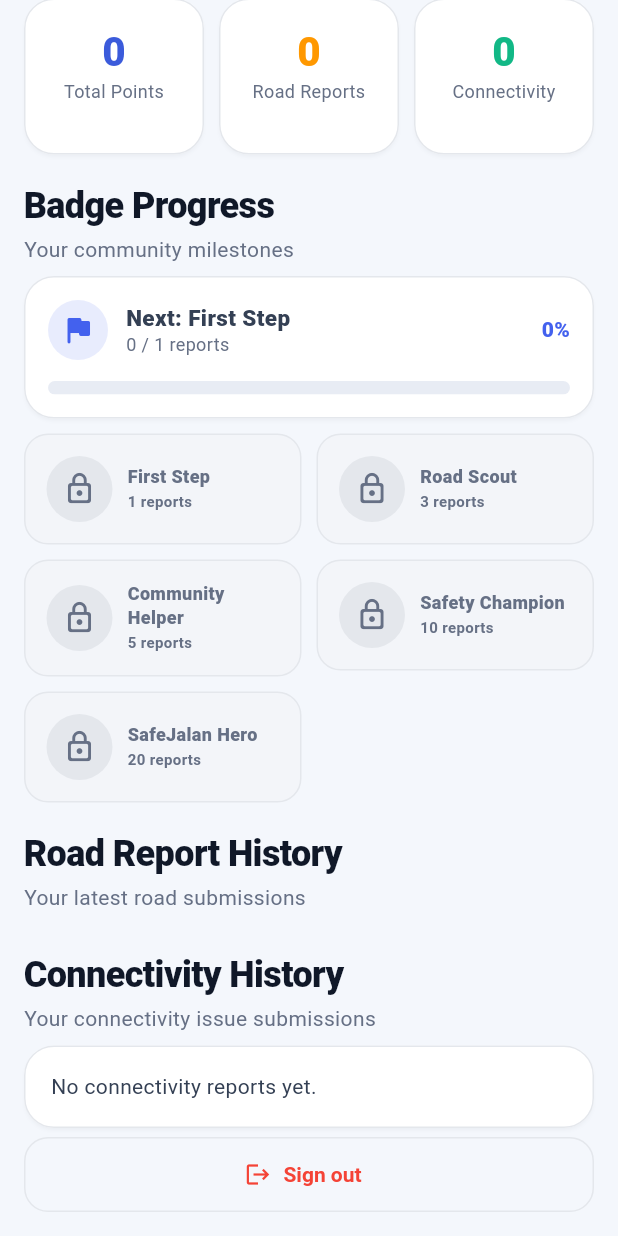
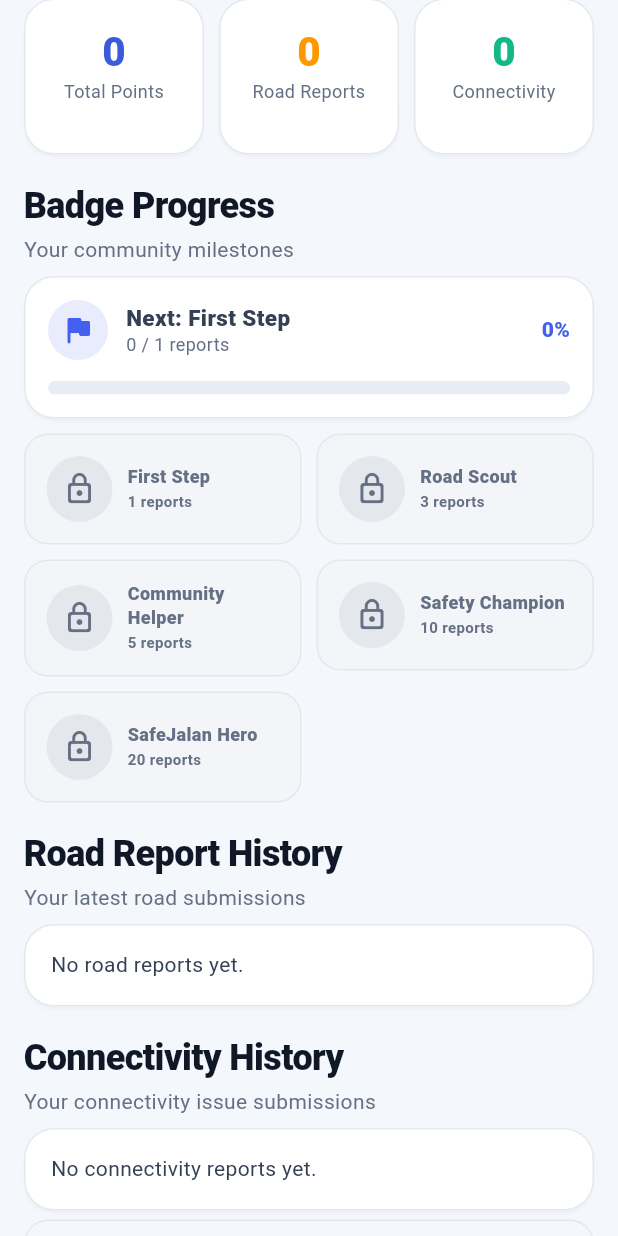
Before and after one commit to TzeXin75/SafeJalan, a Flutter app: the ProfileScreen widget shown alone on an empty page, opened directly, scrolled down 309 dp, on a phone screen of 412 x 824 dp. Run offline on Flutter 3.47's test engine with Material 3 defaults, Android fonts, the phone set to English and light mode, and no system bars; our stand-ins replace connectivity_plus, flutter_map, geocoding, image_picker, latlong2, location and 3 more; missing offline and left inert: google_mlkit_image_labeling; accounts and stored records are empty.

Commit message:
Add empty state for road report history

```diff
--- a/lib/user/profile.dart
+++ b/lib/user/profile.dart
@@ -240,15 +240,26 @@ class ProfileScreen extends StatelessWidget {
             },
           ),
           const SizedBox(height: 18),
-          const PageTitle('Road Report History', 'Your latest road submissions'),
+          const PageTitle(
+            'Road Report History',
+            'Your latest road submissions',
+          ),
           const SizedBox(height: 8),
+          if (app.myProfileReports.isEmpty)
+            const Card(
+              child: Padding(
+                padding: EdgeInsets.all(18),
+                child: Text('No road reports yet.'),
+              ),
+            )
+          else
             ...app.myProfileReports.map(
-                (r) => ReportTile(
-              report: r,
+              (report) => ReportTile(
+                report: report,
                 onTap: () => Navigator.push(
                   context,
                   MaterialPageRoute(
-                  builder: (_) => ReportDetailScreen(report: r),
+                    builder: (_) => ReportDetailScreen(report: report),
                   ),
                 ),
               ),
@@ -274,8 +285,7 @@ class ProfileScreen extends StatelessWidget {
                   onTap: () => Navigator.push(
                     context,
                     MaterialPageRoute(
-                      builder: (_) =>
-                          ConnectivityDetailScreen(report: report),
+                      builder: (_) => ConnectivityDetailScreen(report: report),
                     ),
                   ),
                   leading: const CircleAvatar(
```
Lines whose indentation alone changed are shown as unchanged.
